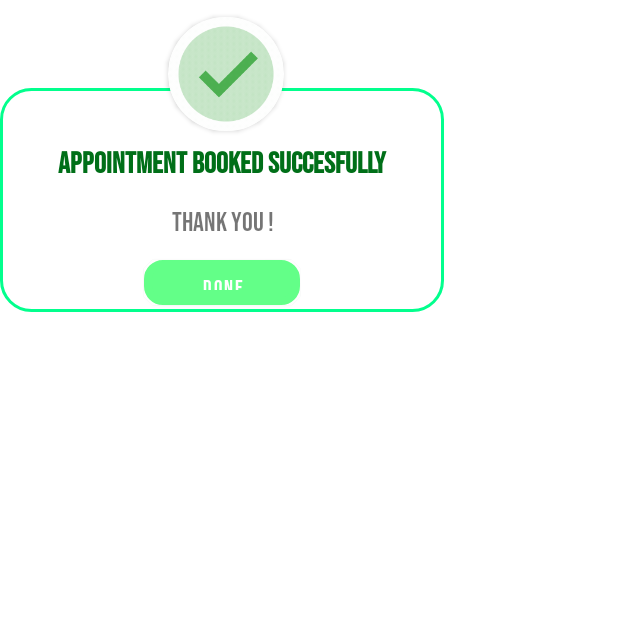
After one commit to pratik1024/DocTrack00, an Android app: the MainActivity7 screen opened directly, with no data from a screen before it, on a phone screen of 412 x 824 dp, the top half of it. The commit adds this screen. Run offline under Robolectric (Android 15) with nearby library versions, the phone set to English and light mode, and no system bars; Roboto replaces fonts that are not available here.

Commit message:
Dialog Box Added for Booking

```diff
--- a/app/build.gradle
+++ b/app/build.gradle
@@ -40,4 +40,7 @@ dependencies {
     testImplementation 'junit:junit:4.13.2'
     androidTestImplementation 'androidx.test.ext:junit:1.1.5'
     androidTestImplementation 'androidx.test.espresso:espresso-core:3.5.1'
+
+    implementation 'pl.droidsonroids.gif:android-gif-drawable:1.2.25'
+    implementation 'androidx.cardview:cardview:1.0.0'
 }
--- a/app/src/main/AndroidManifest.xml
+++ b/app/src/main/AndroidManifest.xml
@@ -11,6 +11,9 @@
         android:supportsRtl="true"
         android:theme="@style/Theme.Project_Test"
         tools:targetApi="31">
+        <activity
+            android:name=".MainActivity7"
+            android:exported="false" />
         <activity
             android:name=".MainActivity6"
             android:exported="false" />
--- a/app/src/main/java/com/example/project_test/MainActivity6.java
+++ b/app/src/main/java/com/example/project_test/MainActivity6.java
@@ -1,13 +1,19 @@
 package com.example.project_test;
 
+import androidx.appcompat.app.AlertDialog;
 import androidx.appcompat.app.AppCompatActivity;
+import androidx.constraintlayout.widget.ConstraintLayout;
 
 import android.content.Context;
+import android.content.Intent;
+import android.graphics.drawable.ColorDrawable;
 import android.os.Bundle;
+import android.view.LayoutInflater;
 import android.view.View;
 import android.widget.AdapterView;
 import android.widget.ArrayAdapter;
 import android.widget.AutoCompleteTextView;
+import android.widget.Button;
 import android.widget.Toast;
 
 import com.google.android.material.textfield.TextInputLayout;
@@ -16,6 +22,7 @@ import com.google.android.material.textfield.TextInputLayout;
 public class MainActivity6 extends AppCompatActivity {
  AutoCompleteTextView autoCompleteTextView,autoCompleteTextView2;
  TextInputLayout textInputLayout,textInputLayout2;
+ Button rgstr;
     @Override
     protected void onCreate(Bundle savedInstanceState) {
         super.onCreate(savedInstanceState);
@@ -39,5 +46,37 @@ public class MainActivity6 extends AppCompatActivity {
 //            public void onItemClick(AdapterView<?>parent, View view, int position,long id){}
 //
 //        });
+
+        rgstr = findViewById(R.id.rgstr_btn);
+        rgstr.setOnClickListener(new View.OnClickListener() {
+            @Override
+            public void onClick(View v) {
+                showBookedDialog();
+            }
+        });
+
+    }
+    private void showBookedDialog(){
+        ConstraintLayout boookedlayout = findViewById(R.id.bookedDialog);
+        View view= LayoutInflater.from(getApplicationContext()).inflate(R.layout.activity_main7,boookedlayout);
+        Button done=view.findViewById(R.id.done);
+
+        AlertDialog.Builder builder = new AlertDialog.Builder(getApplicationContext());
+        builder.setView(view);
+        final AlertDialog alertDialog = builder.create();
+
+        done.findViewById(R.id.done).setOnClickListener(new View.OnClickListener() {
+            @Override
+            public void onClick(View v) {
+                alertDialog.dismiss();
+//                Intent iPtnt = new Intent(getApplicationContext(), MainActivity3.class);
+//                startActivity(iPtnt);
+                Toast.makeText(MainActivity6.this, "Login your Account", Toast.LENGTH_SHORT).show();
+            }
+        });
+        if ( alertDialog.getWindow() != null){
+            alertDialog.getWindow().setBackgroundDrawable(new ColorDrawable(0));
+        }
+        alertDialog.show();
     }
 }
--- /dev/null
+++ b/app/src/main/java/com/example/project_test/MainActivity7.java
@@ -0,0 +1,15 @@
+package com.example.project_test;
+
+import androidx.appcompat.app.AppCompatActivity;
+
+import android.graphics.BlendMode;
+import android.os.Bundle;
+import android.widget.Button;
+
+public class MainActivity7 extends AppCompatActivity {
+    @Override
+    protected void onCreate(Bundle savedInstanceState) {
+        super.onCreate(savedInstanceState);
+        setContentView(R.layout.activity_main7);
+    }
+}
--- /dev/null
+++ b/app/src/main/res/drawable/circle_ver.xml
@@ -0,0 +1,6 @@
+<?xml version="1.0" encoding="utf-8"?>
+<shape xmlns:android="http://schemas.android.com/apk/res/android">
+    <solid android:color="#7063ff88"/>
+<!--    <stroke android:color="@color/white" android:width="2dp"/>-->
+    <corners android:radius="150dp"/>
+</shape>
--- /dev/null
+++ b/app/src/main/res/drawable/dialog_box.xml
@@ -0,0 +1,6 @@
+<?xml version="1.0" encoding="utf-8"?>
+<shape xmlns:android="http://schemas.android.com/apk/res/android">
+    <solid android:color="#80FFFFFF"/>
+        <stroke android:color="@color/ic_launcher_background" android:width="2dp"/>
+    <corners android:radius="20dp"/>
+</shape>
--- a/app/src/main/res/drawable/list_dsgn.xml
+++ b/app/src/main/res/drawable/list_dsgn.xml
@@ -1,6 +1,6 @@
 <?xml version="1.0" encoding="utf-8"?>
 <shape xmlns:android="http://schemas.android.com/apk/res/android">
     <solid android:color="#FFFFFF"/>
-    <stroke android:color="@color/ic_launcher_background" android:width="1dp"/>
+    <stroke android:color="@color/ic_launcher_background" android:width="0.3dp"/>
     <corners android:radius="0dp"/>
 </shape>
--- a/app/src/main/res/layout/activity_main5.xml
+++ b/app/src/main/res/layout/activity_main5.xml
@@ -227,9 +227,9 @@
         android:fontFamily="@font/bebas_neue"
         android:text="New Appointment"
         android:textColor="@color/white"
-        android:textSize="30dp"
+        android:textSize="22dp"
         android:paddingLeft="5dp"
-        android:drawablePadding="-20dp"
+        android:drawablePadding="-90dp"
         android:drawableLeft="@drawable/baseline_add_24"
         app:layout_constraintBottom_toBottomOf="@+id/gd_down_05"
         app:layout_constraintEnd_toEndOf="@+id/gd_right_05"
--- a/app/src/main/res/layout/activity_main6.xml
+++ b/app/src/main/res/layout/activity_main6.xml
@@ -83,13 +83,16 @@
         android:id="@+id/desc_text"
         android:layout_width="370dp"
         android:layout_height="133dp"
+        android:fontFamily="@font/bebas_neue"
         android:ems="0"
+        android:maxLines="50"
+        android:gravity="top"
         android:layout_marginTop="0dp"
         android:lines="10"
         android:inputType="textLongMessage"
         android:text=""
         android:hint="Type Here..."
-        android:paddingLeft="140dp"
+        android:padding="10dp"
         android:background="@drawable/edt_background"
         app:layout_constraintBottom_toTopOf="@+id/rgstr_btn"
         app:layout_constraintEnd_toEndOf="parent"
--- /dev/null
+++ b/app/src/main/res/layout/activity_main7.xml
@@ -0,0 +1,108 @@
+<?xml version="1.0" encoding="utf-8"?>
+<androidx.constraintlayout.widget.ConstraintLayout xmlns:android="http://schemas.android.com/apk/res/android"
+    xmlns:app="http://schemas.android.com/apk/res-auto"
+    xmlns:tools="http://schemas.android.com/tools"
+    android:layout_width="300dp"
+    android:id="@+id/bookedDialog"
+    android:layout_height="match_parent"
+    tools:context=".MainActivity7">
+
+    <androidx.constraintlayout.widget.ConstraintLayout
+        android:id="@+id/layoutDialog"
+        android:layout_width="296dp"
+        android:layout_height="149dp"
+        android:background="@drawable/dialog_box"
+        app:layout_constraintBottom_toBottomOf="parent"
+        app:layout_constraintEnd_toEndOf="parent"
+        app:layout_constraintHorizontal_bias="0.0"
+        app:layout_constraintStart_toStartOf="parent"
+        app:layout_constraintTop_toTopOf="parent"
+        app:layout_constraintVertical_bias="0.087">
+
+        <TextView
+            android:id="@+id/title"
+            android:layout_width="match_parent"
+            android:layout_height="wrap_content"
+            android:fontFamily="@font/bebas_neue"
+            android:gravity="center_horizontal"
+            android:paddingTop="38dp"
+            android:text="Appointment Booked Succesfully"
+            android:textColor="#006F18"
+            android:textSize="20sp"
+            android:textStyle="bold"
+            app:layout_constraintTop_toTopOf="parent" />
+
+        <TextView
+            android:id="@+id/desc"
+            android:layout_width="match_parent"
+            android:layout_height="wrap_content"
+            android:layout_marginStart="20dp"
+            android:layout_marginTop="11dp"
+            android:layout_marginEnd="20dp"
+            android:fontFamily="@font/bebas_neue"
+            android:gravity="center_horizontal"
+            android:text="Thank You !"
+            android:textSize="18sp"
+            app:layout_constraintBottom_toTopOf="@+id/done"
+            app:layout_constraintTop_toBottomOf="@+id/title" />
+
+        <Button
+            android:id="@+id/done"
+            android:layout_width="104dp"
+            android:layout_height="30dp"
+            android:layout_marginStart="40dp"
+            android:layout_marginTop="8dp"
+            android:layout_marginEnd="40dp"
+            android:background="@drawable/btn_shape"
+            android:fontFamily="@font/bebas_neue"
+            android:text="Done"
+            android:textColor="@color/white"
+            android:textSize="14dp"
+            app:layout_constraintBottom_toBottomOf="parent"
+            app:layout_constraintEnd_toEndOf="parent"
+            app:layout_constraintStart_toStartOf="parent"
+            app:layout_constraintTop_toBottomOf="@+id/desc" />
+
+    </androidx.constraintlayout.widget.ConstraintLayout>
+    <androidx.constraintlayout.widget.Guideline
+        android:id="@+id/gd_d_r_05"
+        android:layout_width="wrap_content"
+        android:layout_height="wrap_content"
+        android:orientation="vertical"
+        app:layout_constraintGuide_percent="0.65" />
+    <androidx.constraintlayout.widget.Guideline
+        android:id="@+id/gd_d_l_05"
+        android:layout_width="wrap_content"
+        android:layout_height="wrap_content"
+        android:orientation="vertical"
+        app:layout_constraintGuide_percent="0.35" />
+    <androidx.constraintlayout.widget.Guideline
+        android:id="@+id/gd_w_down"
+        android:layout_width="wrap_content"
+        android:layout_height="wrap_content"
+        android:orientation="horizontal"
+        app:layout_constraintGuide_percent="0.12" />
+
+    <androidx.cardview.widget.CardView
+        android:layout_width="77dp"
+        android:layout_height="76dp"
+        app:cardCornerRadius="50dp"
+        app:layout_constraintBottom_toBottomOf="@+id/gd_w_down"
+        app:layout_constraintEnd_toEndOf="@+id/gd_d_r_05"
+        app:layout_constraintStart_toStartOf="@+id/gd_d_l_05"
+        app:layout_constraintTop_toTopOf="parent">
+
+        <pl.droidsonroids.gif.GifImageView
+            android:id="@+id/gifImageView"
+            android:layout_width="match_parent"
+            android:layout_height="match_parent"
+            android:src="@drawable/check_circle"
+            app:layout_constraintBottom_toBottomOf="parent"
+            app:layout_constraintEnd_toEndOf="parent"
+            app:layout_constraintHorizontal_bias="0.0"
+            app:layout_constraintStart_toStartOf="parent"
+            app:layout_constraintTop_toTopOf="parent"
+            app:layout_constraintVertical_bias="0.00" />
+
+    </androidx.cardview.widget.CardView>
+</androidx.constraintlayout.widget.ConstraintLayout>
--- a/app/src/main/res/values/themes.xml
+++ b/app/src/main/res/values/themes.xml
@@ -1,6 +1,6 @@
 <resources xmlns:tools="http://schemas.android.com/tools">
     <!-- Base application theme. -->
-    <style name="Theme.Project_Test" parent="Theme.MaterialComponents.DayNight.NoActionBar">
+    <style name="Theme.Project_Test" parent="Theme.MaterialComponents.Light.NoActionBar">
         <!-- Primary brand color. -->
         <item name="colorPrimary">#63ff88</item>
         <item name="colorPrimaryVariant">#63ff88</item>
```
Also changed, not shown: app/src/main/res/drawable/check_circle.gif (added).
